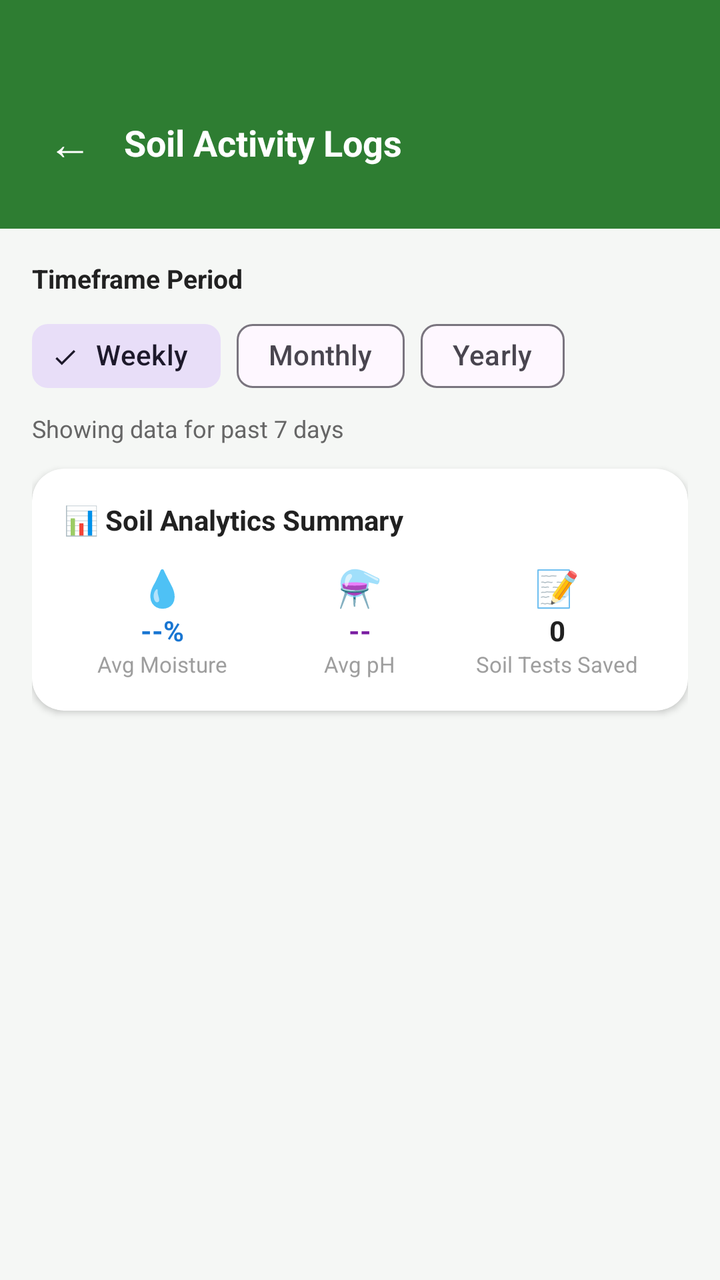
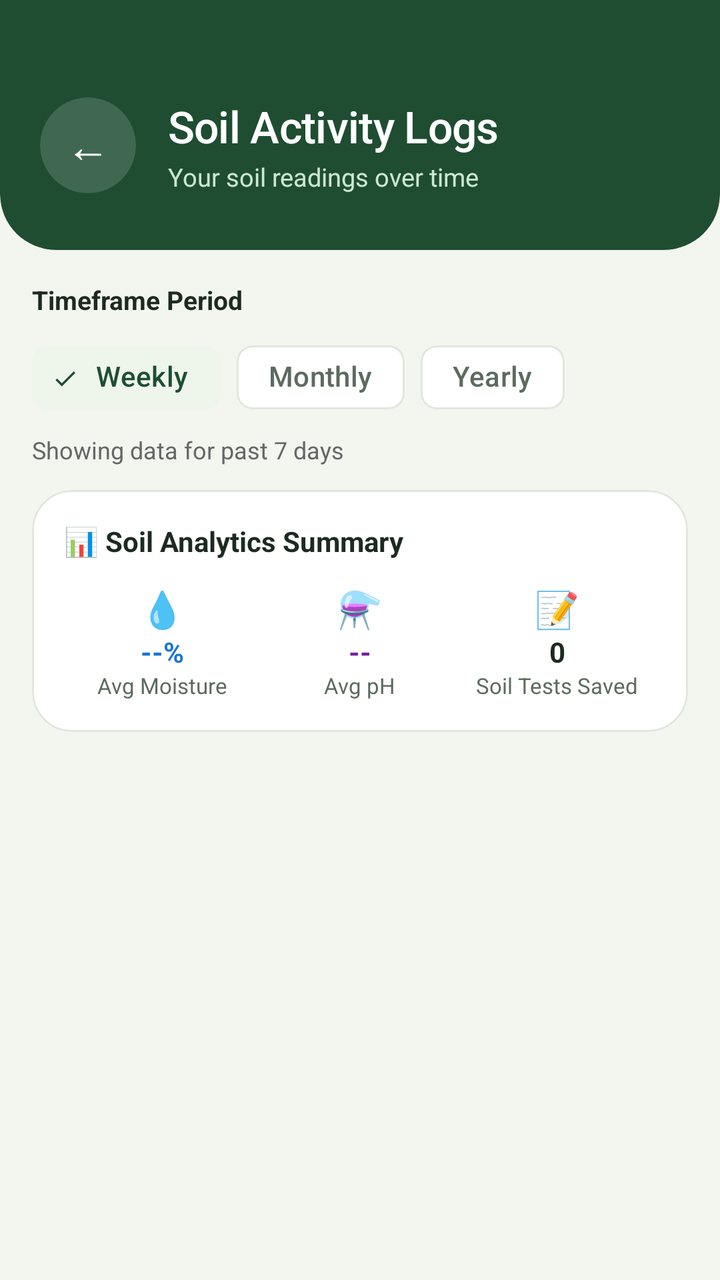

Two renders of the same Android screen: before a commit and after it. Below are the layout's source before the change and the commit's diff.
<!-- AndroidManifest.xml: application theme Theme.Vinland -->
<!-- res/layout/activity_reports.xml -->
<?xml version="1.0" encoding="utf-8"?>
<androidx.core.widget.NestedScrollView xmlns:android="http://schemas.android.com/apk/res/android"
    xmlns:app="http://schemas.android.com/apk/res-auto"
    android:layout_width="match_parent"
    android:layout_height="match_parent"
    android:background="#F5F7F5"
    android:clipToPadding="false"
    android:fillViewport="true">

    <LinearLayout
        android:layout_width="match_parent"
        android:layout_height="wrap_content"
        android:orientation="vertical">

        
        <LinearLayout
            android:layout_width="match_parent"
            android:layout_height="wrap_content"
            android:orientation="horizontal"
            android:gravity="center_vertical"
            android:background="#2E7D32"
            android:paddingTop="48dp"
            android:paddingBottom="20dp"
            android:paddingHorizontal="16dp">

            <TextView
                android:id="@+id/tvBack"
                android:layout_width="wrap_content"
                android:layout_height="wrap_content"
                android:text="←"
                android:textSize="22sp"
                android:textColor="#FFFFFF"
                android:padding="8dp" />

            <TextView
                android:layout_width="wrap_content"
                android:layout_height="wrap_content"
                android:layout_marginStart="8dp"
                android:text="Soil Activity Logs"
                android:textSize="18sp"
                android:textStyle="bold"
                android:textColor="#FFFFFF" />
        </LinearLayout>

        <LinearLayout
            android:layout_width="match_parent"
            android:layout_height="wrap_content"
            android:orientation="vertical"
            android:paddingHorizontal="16dp"
            android:paddingTop="16dp"
            android:paddingBottom="40dp">

            
            <TextView
                android:layout_width="wrap_content"
                android:layout_height="wrap_content"
                android:text="Timeframe Period"
                android:textSize="13sp"
                android:textStyle="bold"
                android:textColor="#212121" />

            <com.google.android.material.chip.ChipGroup
                android:id="@+id/chipGroupTimeframe"
                android:layout_width="match_parent"
                android:layout_height="wrap_content"
                android:layout_marginTop="6dp"
                app:singleSelection="true">

                <com.google.android.material.chip.Chip
                    android:id="@+id/chipWeekly"
                    style="@style/Widget.Material3.Chip.Filter"
                    android:layout_width="wrap_content"
                    android:layout_height="wrap_content"
                    android:text="Weekly"
                    android:checked="true" />

                <com.google.android.material.chip.Chip
                    android:id="@+id/chipMonthly"
                    style="@style/Widget.Material3.Chip.Filter"
                    android:layout_width="wrap_content"
                    android:layout_height="wrap_content"
                    android:text="Monthly" />

                <com.google.android.material.chip.Chip
                    android:id="@+id/chipYearly"
                    style="@style/Widget.Material3.Chip.Filter"
                    android:layout_width="wrap_content"
                    android:layout_height="wrap_content"
                    android:text="Yearly" />
            </com.google.android.material.chip.ChipGroup>

            
            <TextView
                android:id="@+id/tvTimeframeLabel"
                android:layout_width="match_parent"
                android:layout_height="wrap_content"
                android:layout_marginTop="4dp"
                android:text="Showing data for past 7 days"
                android:textSize="12sp"
                android:textColor="#666666" />

            
            <com.google.android.material.card.MaterialCardView
                android:layout_width="match_parent"
                android:layout_height="wrap_content"
                android:layout_marginTop="12dp"
                app:cardCornerRadius="16dp"
                app:cardElevation="2dp"
                app:strokeWidth="0dp"
                app:cardBackgroundColor="#FFFFFF">

                <LinearLayout
                    android:layout_width="match_parent"
                    android:layout_height="wrap_content"
                    android:orientation="vertical"
                    android:padding="16dp">

                    <TextView
                        android:layout_width="wrap_content"
                        android:layout_height="wrap_content"
                        android:text="📊 Soil Analytics Summary"
                        android:textSize="14sp"
                        android:textStyle="bold"
                        android:textColor="#212121" />

                    <LinearLayout
                        android:layout_width="match_parent"
                        android:layout_height="wrap_content"
                        android:orientation="horizontal"
                        android:layout_marginTop="12dp">

                        
                        <LinearLayout
                            android:layout_width="0dp"
                            android:layout_height="wrap_content"
                            android:layout_weight="1"
                            android:orientation="vertical"
                            android:gravity="center">

                            <TextView
                                android:layout_width="wrap_content"
                                android:layout_height="wrap_content"
                                android:text="💧"
                                android:textSize="18sp" />

                            <TextView
                                android:id="@+id/tvAvgMoisture"
                                android:layout_width="wrap_content"
                                android:layout_height="wrap_content"
                                android:text="--%"
                                android:textSize="14sp"
                                android:textStyle="bold"
                                android:textColor="#1976D2" />

                            <TextView
                                android:layout_width="wrap_content"
                                android:layout_height="wrap_content"
                                android:text="Avg Moisture"
                                android:textSize="11sp"
                                android:textColor="#9E9E9E" />
                        </LinearLayout>

                        
                        <LinearLayout
                            android:layout_width="0dp"
                            android:layout_height="wrap_content"
                            android:layout_weight="1"
                            android:orientation="vertical"
                            android:gravity="center">

                            <TextView
                                android:layout_width="wrap_content"
                                android:layout_height="wrap_content"
                                android:text="⚗️"
                                android:textSize="18sp" />

                            <TextView
                                android:id="@+id/tvAvgPh"
                                android:layout_width="wrap_content"
                                android:layout_height="wrap_content"
                                android:text="--"
                                android:textSize="14sp"
                                android:textStyle="bold"
                                android:textColor="#7B1FA2" />

                            <TextView
                                android:layout_width="wrap_content"
                                android:layout_height="wrap_content"
                                android:text="Avg pH"
                                android:textSize="11sp"
                                android:textColor="#9E9E9E" />
                        </LinearLayout>

                        
                        <LinearLayout
                            android:layout_width="0dp"
                            android:layout_height="wrap_content"
                            android:layout_weight="1"
                            android:orientation="vertical"
                            android:gravity="center">

                            <TextView
                                android:layout_width="wrap_content"
                                android:layout_height="wrap_content"
                                android:text="📝"
                                android:textSize="18sp" />

                            <TextView
                                android:id="@+id/tvTotalLogs"
                                android:layout_width="wrap_content"
                                android:layout_height="wrap_content"
                                android:text="0"
                                android:textSize="14sp"
                                android:textStyle="bold"
                                android:textColor="#212121" />

                            <TextView
                                android:layout_width="wrap_content"
                                android:layout_height="wrap_content"
                                android:text="Soil Tests Saved"
                                android:textSize="11sp"
                                android:textColor="#9E9E9E" />
                        </LinearLayout>
                    </LinearLayout>
                </LinearLayout>
            </com.google.android.material.card.MaterialCardView>

            
            <ProgressBar
                android:id="@+id/progressBar"
                android:layout_width="wrap_content"
                android:layout_height="wrap_content"
                android:layout_gravity="center"
                android:layout_marginTop="24dp"
                android:visibility="gone" />

            
            <TextView
                android:id="@+id/tvEmptyState"
                android:layout_width="match_parent"
                android:layout_height="wrap_content"
                android:layout_marginTop="24dp"
                android:text="No soil logs recorded for this timeframe period."
                android:textColor="#9E9E9E"
                android:textAlignment="center"
                android:textSize="13sp"
                android:visibility="gone" />

            
            <LinearLayout
                android:id="@+id/layoutSoilLogs"
                android:layout_width="match_parent"
                android:layout_height="wrap_content"
                android:orientation="vertical"
                android:layout_marginTop="16dp"
                android:visibility="visible" />

        </LinearLayout>
    </LinearLayout>
</androidx.core.widget.NestedScrollView>
<!-- resources referenced by this layout -->
<resources>
  <style name="Theme.Vinland" parent="Base.Theme.Vinland" />
  <style name="Base.Theme.Vinland" parent="Theme.Material3.DayNight.NoActionBar">
          
          
      </style>
</resources>

<!-- the commit's change to res/layout/activity_reports.xml (unified diff, before → after) -->
@@ -3,7 +3,7 @@
     xmlns:app="http://schemas.android.com/apk/res-auto"
     android:layout_width="match_parent"
     android:layout_height="match_parent"
-    android:background="#F5F7F5"
+    android:background="#F3F5EF"
     android:clipToPadding="false"
     android:fillViewport="true">
 
@@ -13,34 +13,71 @@
         android:orientation="vertical">
 
         
-        <LinearLayout
+        <com.google.android.material.card.MaterialCardView
             android:layout_width="match_parent"
             android:layout_height="wrap_content"
-            android:orientation="horizontal"
-            android:gravity="center_vertical"
-            android:background="#2E7D32"
-            android:paddingTop="48dp"
-            android:paddingBottom="20dp"
-            android:paddingHorizontal="16dp">
-
-            <TextView
-                android:id="@+id/tvBack"
-                android:layout_width="wrap_content"
-                android:layout_height="wrap_content"
-                android:text="←"
-                android:textSize="22sp"
-                android:textColor="#FFFFFF"
-                android:padding="8dp" />
-
-            <TextView
-                android:layout_width="wrap_content"
-                android:layout_height="wrap_content"
-                android:layout_marginStart="8dp"
-                android:text="Soil Activity Logs"
-                android:textSize="18sp"
-                android:textStyle="bold"
-                android:textColor="#FFFFFF" />
-        </LinearLayout>
+            android:layout_marginTop="-28dp"
+            app:cardBackgroundColor="#1F4D32"
+            app:cardCornerRadius="28dp"
+            app:cardElevation="0dp"
+            app:strokeWidth="0dp">
+
+            <LinearLayout
+                android:layout_width="match_parent"
+                android:layout_height="wrap_content"
+                android:gravity="center_vertical"
+                android:orientation="horizontal"
+                android:paddingStart="20dp"
+                android:paddingTop="76dp"
+                android:paddingEnd="20dp"
+                android:paddingBottom="28dp">
+
+                <com.google.android.material.card.MaterialCardView
+                    android:layout_width="48dp"
+                    android:layout_height="48dp"
+                    app:cardBackgroundColor="#26FFFFFF"
+                    app:cardCornerRadius="24dp"
+                    app:cardElevation="0dp"
+                    app:strokeWidth="0dp">
+
+                    <TextView
+                        android:id="@+id/tvBack"
+                        android:layout_width="match_parent"
+                        android:layout_height="match_parent"
+                        android:contentDescription="Back"
+                        android:foreground="?attr/selectableItemBackground"
+                        android:gravity="center"
+                        android:text="←"
+                        android:textColor="#FFFFFF"
+                        android:textSize="22sp" />
+                </com.google.android.material.card.MaterialCardView>
+
+                <LinearLayout
+                    android:layout_width="0dp"
+                    android:layout_height="wrap_content"
+                    android:layout_marginStart="16dp"
+                    android:layout_weight="1"
+                    android:orientation="vertical">
+
+                    <TextView
+                        android:layout_width="wrap_content"
+                        android:layout_height="wrap_content"
+                        android:fontFamily="sans-serif-medium"
+                        android:letterSpacing="-0.01"
+                        android:text="Soil Activity Logs"
+                        android:textColor="#FFFFFF"
+                        android:textSize="22sp" />
+
+                    <TextView
+                        android:layout_width="wrap_content"
+                        android:layout_height="wrap_content"
+                        android:layout_marginTop="2dp"
+                        android:text="Your soil readings over time"
+                        android:textColor="#CDE8D0"
+                        android:textSize="12.5sp" />
+                </LinearLayout>
+            </LinearLayout>
+        </com.google.android.material.card.MaterialCardView>
 
         <LinearLayout
             android:layout_width="match_parent"
@@ -57,7 +94,7 @@
                 android:text="Timeframe Period"
                 android:textSize="13sp"
                 android:textStyle="bold"
-                android:textColor="#212121" />
+                android:textColor="#1C2A20" />
 
             <com.google.android.material.chip.ChipGroup
                 android:id="@+id/chipGroupTimeframe"
@@ -104,9 +141,10 @@
                 android:layout_width="match_parent"
                 android:layout_height="wrap_content"
                 android:layout_marginTop="12dp"
-                app:cardCornerRadius="16dp"
-                app:cardElevation="2dp"
-                app:strokeWidth="0dp"
+                app:cardCornerRadius="20dp"
+                app:cardElevation="0dp"
+                app:strokeColor="#E2E7DC"
+                app:strokeWidth="1dp"
                 app:cardBackgroundColor="#FFFFFF">
 
                 <LinearLayout
@@ -121,7 +159,7 @@
                         android:text="📊 Soil Analytics Summary"
                         android:textSize="14sp"
                         android:textStyle="bold"
-                        android:textColor="#212121" />
+                        android:textColor="#1C2A20" />
 
                     <LinearLayout
                         android:layout_width="match_parent"
@@ -157,7 +195,7 @@
                                 android:layout_height="wrap_content"
                                 android:text="Avg Moisture"
                                 android:textSize="11sp"
-                                android:textColor="#9E9E9E" />
+                                android:textColor="#5C6B5F" />
                         </LinearLayout>
 
                         
@@ -188,7 +226,7 @@
                                 android:layout_height="wrap_content"
                                 android:text="Avg pH"
                                 android:textSize="11sp"
-                                android:textColor="#9E9E9E" />
+                                android:textColor="#5C6B5F" />
                         </LinearLayout>
 
                         
@@ -212,14 +250,14 @@
                                 android:text="0"
                                 android:textSize="14sp"
                                 android:textStyle="bold"
-                                android:textColor="#212121" />
+                                android:textColor="#1C2A20" />
 
                             <TextView
                                 android:layout_width="wrap_content"
                                 android:layout_height="wrap_content"
                                 android:text="Soil Tests Saved"
                                 android:textSize="11sp"
-                                android:textColor="#9E9E9E" />
+                                android:textColor="#5C6B5F" />
                         </LinearLayout>
                     </LinearLayout>
                 </LinearLayout>
@@ -241,7 +279,7 @@
                 android:layout_height="wrap_content"
                 android:layout_marginTop="24dp"
                 android:text="No soil logs recorded for this timeframe period."
-                android:textColor="#9E9E9E"
+                android:textColor="#5C6B5F"
                 android:textAlignment="center"
                 android:textSize="13sp"
                 android:visibility="gone" />
<!-- resource entries referenced after the edit -->
@@ -1,9 +1,42 @@
 <!-- resources referenced by this layout -->
 <resources>
   <style name="Theme.Vinland" parent="Base.Theme.Vinland" />
-  <style name="Base.Theme.Vinland" parent="Theme.Material3.DayNight.NoActionBar">
+  <style name="Base.Theme.Vinland" parent="Theme.Material3.Light.NoActionBar">
+          <item name="colorPrimary">@color/vinland_fern</item>
+          <item name="colorOnPrimary">@color/white</item>
+          <item name="colorPrimaryContainer">@color/vinland_mint</item>
+          <item name="colorOnPrimaryContainer">@color/vinland_forest</item>
+          <item name="colorSecondary">@color/vinland_forest</item>
+          <item name="colorOnSecondary">@color/white</item>
+          <item name="colorSecondaryContainer">@color/vinland_leaf</item>
+          <item name="colorOnSecondaryContainer">@color/vinland_forest</item>
+          <item name="colorTertiary">@color/vinland_forest</item>
+          <item name="colorError">@color/vinland_error</item>
+          <item name="android:colorBackground">@color/vinland_paper</item>
+          <item name="colorSurface">@color/white</item>
+          <item name="colorSurfaceContainerHigh">@color/white</item>
+          <item name="colorOnSurface">@color/vinland_ink</item>
+          <item name="colorOnSurfaceVariant">@color/vinland_muted</item>
+          <item name="colorOutline">@color/vinland_line</item>
+          <item name="colorControlActivated">@color/vinland_fern</item>
+          <item name="android:textColorHighlight">@color/vinland_mint</item>
           
+          <item name="elevationOverlayEnabled">false</item>
+  
           
+          <item name="android:windowLightStatusBar">false</item>
+          <item name="android:windowLightNavigationBar" tools:targetApi="27">true</item>
+          <item name="android:navigationBarColor">@color/vinland_paper</item>
       </style>
+  <color name="vinland_fern">#2E7D32</color>
+  <color name="white">#FFFFFFFF</color>
+  <color name="vinland_mint">#CDE8D0</color>
+  <color name="vinland_forest">#1F4D32</color>
+  <color name="vinland_leaf">#EEF5EA</color>
+  <color name="vinland_error">#D32F2F</color>
+  <color name="vinland_paper">#F3F5EF</color>
+  <color name="vinland_ink">#1C2A20</color>
+  <color name="vinland_muted">#5C6B5F</color>
+  <color name="vinland_line">#E2E7DC</color>
 </resources>
 
